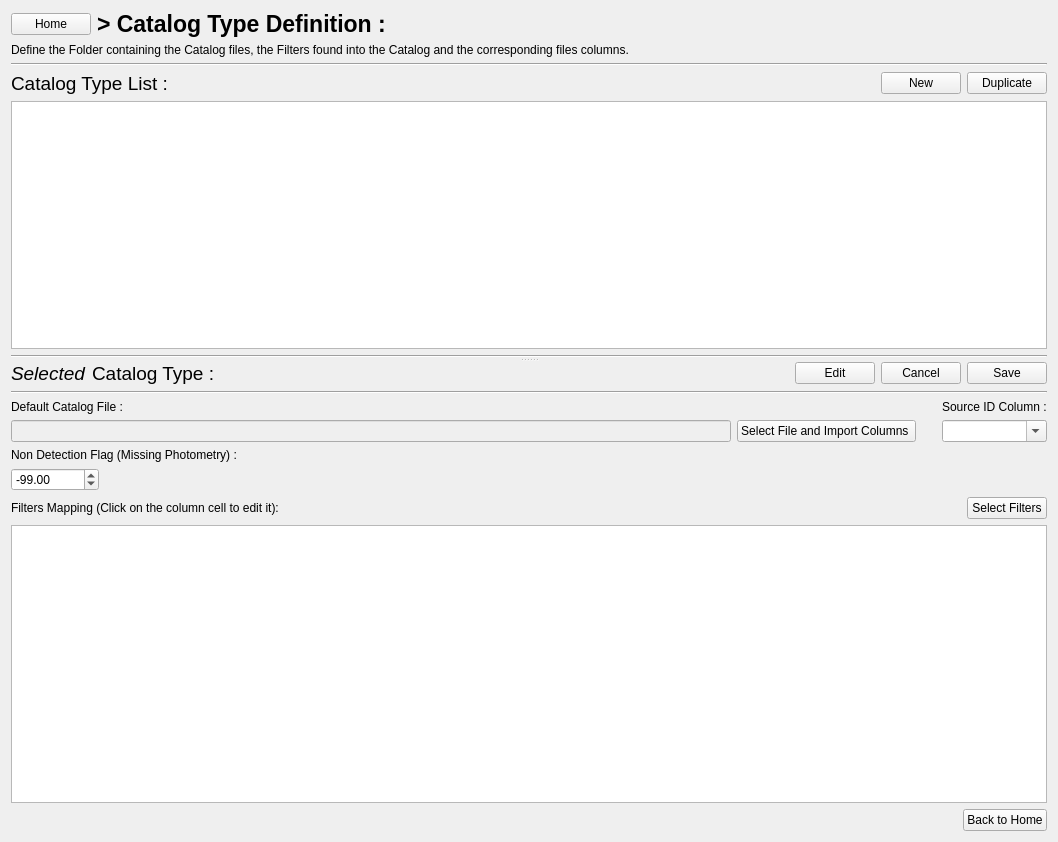
Before: the Qt Designer form PhzQtUI/auxdir/PhzQtUI/FormSurveyMapping.ui in astrorama/Phosphoros, drawn with Qt 5.
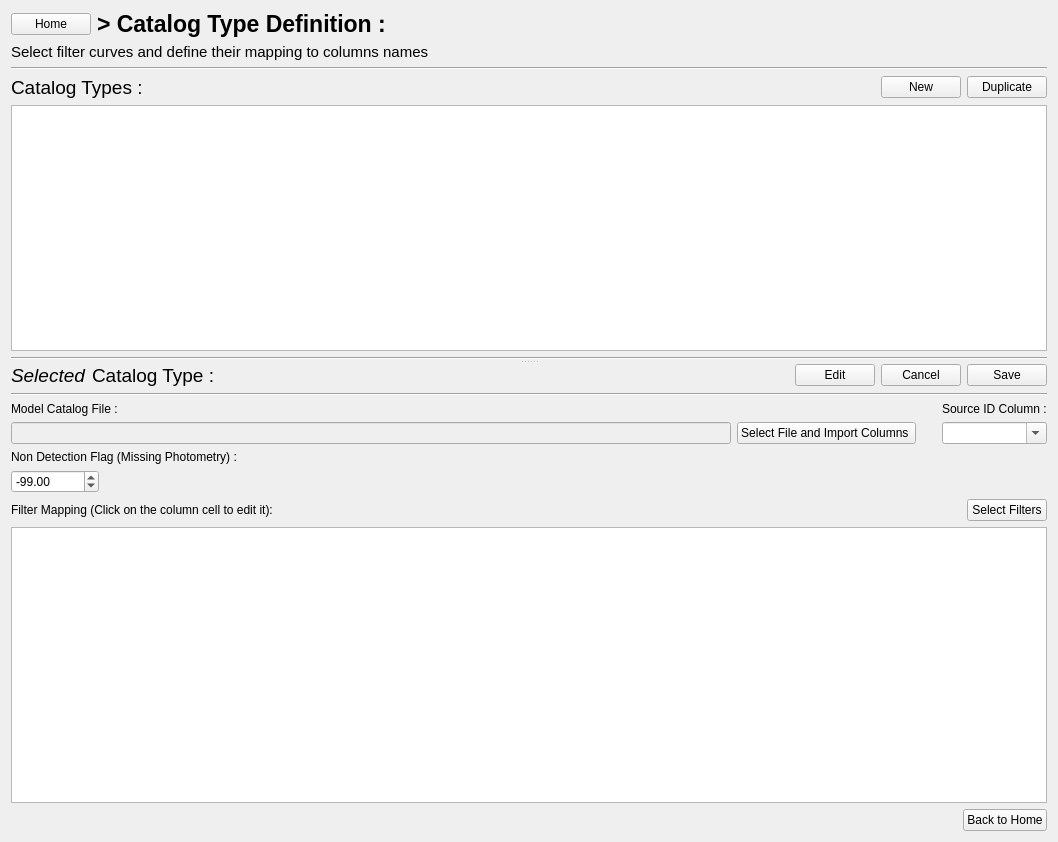
After: the same form once the commit is applied.

Patch:
```diff
--- a/PhzQtUI/auxdir/PhzQtUI/FormSurveyMapping.ui
+++ b/PhzQtUI/auxdir/PhzQtUI/FormSurveyMapping.ui
@@ -56,11 +56,11 @@
     <widget class="QLabel" name="label_3">
      <property name="font">
       <font>
-       <pointsize>9</pointsize>
+       <pointsize>11</pointsize>
       </font>
      </property>
      <property name="text">
-      <string>Define the Folder containing the Catalog files, the Filters found into the Catalog and the corresponding files columns.</string>
+      <string>Select filter curves and define their mapping to columns names</string>
      </property>
     </widget>
    </item>
@@ -88,7 +88,7 @@
             </font>
            </property>
            <property name="text">
-            <string>Catalog Type List :</string>
+            <string>Catalog Types :</string>
            </property>
           </widget>
          </item>
@@ -326,7 +326,7 @@
            <item>
             <widget class="QLabel" name="label">
              <property name="text">
-              <string>Default Catalog File : </string>
+              <string>Model Catalog File : </string>
              </property>
             </widget>
            </item>
@@ -339,7 +339,7 @@
          <item>
           <widget class="QLabel" name="label_16">
            <property name="text">
-            <string>Filters Mapping (Click on the column cell to edit it):</string>
+            <string>Filter Mapping (Click on the column cell to edit it):</string>
            </property>
           </widget>
          </item>
```
